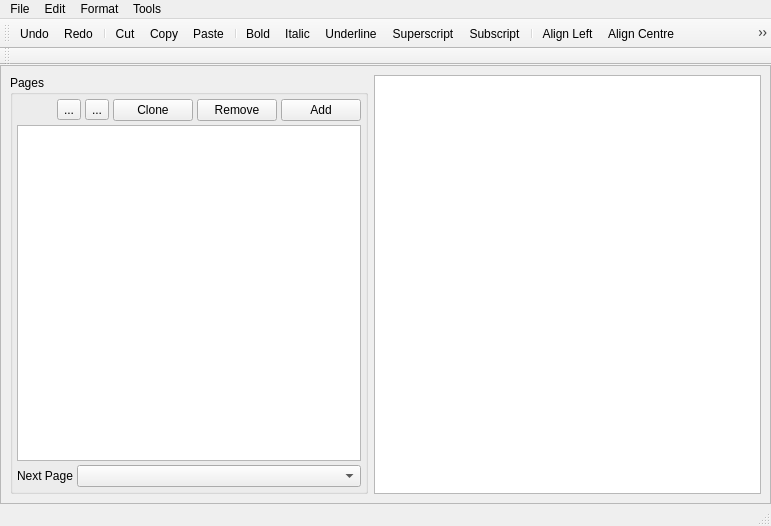
Before: the Qt Designer form src/gui/dguided.ui in disorderedmaterials/dissolve, drawn with Qt 5.
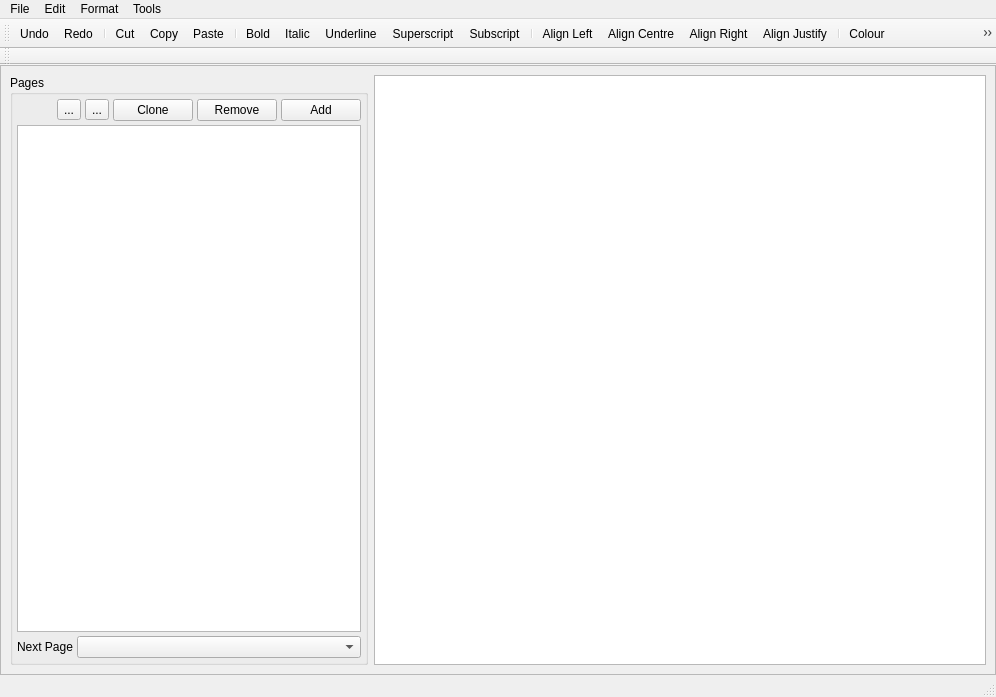
After: the same form once the commit is applied. Icons and pictures are not drawn.

Commit message: Add Angstrom insertion command to DGuidEd.

Patch:
```diff
--- a/src/gui/dguided.ui
+++ b/src/gui/dguided.ui
@@ -6,8 +6,8 @@
    <rect>
     <x>0</x>
     <y>0</y>
-    <width>771</width>
-    <height>526</height>
+    <width>996</width>
+    <height>697</height>
    </rect>
   </property>
   <property name="windowTitle">
@@ -222,7 +222,7 @@
     <rect>
      <x>0</x>
      <y>0</y>
-     <width>771</width>
+     <width>996</width>
      <height>28</height>
     </rect>
    </property>
@@ -298,6 +298,8 @@
    <addaction name="FormatColourAction"/>
    <addaction name="FormatModuleNameAction"/>
    <addaction name="FormatClearAction"/>
+   <addaction name="separator"/>
+   <addaction name="InsertAngstromAction"/>
   </widget>
   <widget class="QToolBar" name="ModuleIconToolBar">
    <property name="windowTitle">
@@ -576,6 +578,21 @@
     <string>Ctrl+-</string>
    </property>
   </action>
+  <action name="InsertAngstromAction">
+   <property name="icon">
+    <iconset resource="main.qrc">
+     <normaloff>:/dguided/icons/dguided_angstrom.svg</normaloff>:/dguided/icons/dguided_angstrom.svg</iconset>
+   </property>
+   <property name="text">
+    <string>Angstrom</string>
+   </property>
+   <property name="toolTip">
+    <string>Insert an Angstrom symbol at the current location</string>
+   </property>
+   <property name="shortcut">
+    <string>Ctrl+Shift+', Shift+A</string>
+   </property>
+  </action>
  </widget>
  <resources>
   <include location="main.qrc"/>
```
The commit also changes 4 other files.
